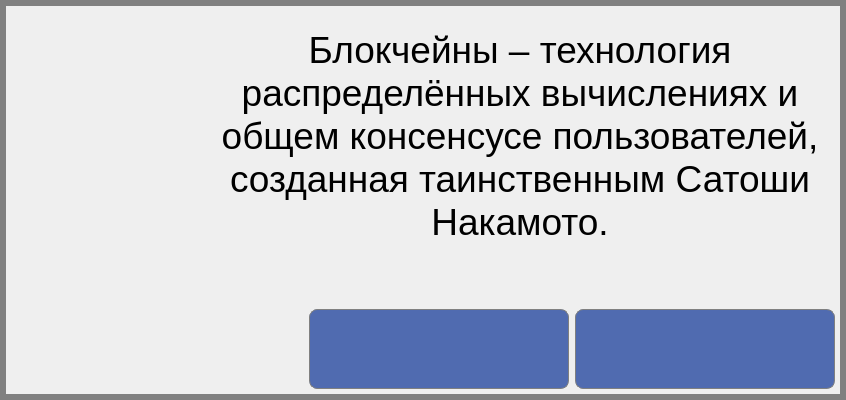
First picture: the form in src/plugins/NativeWidgets/ServiceMenu/src/GUI/MessageBox/MessageWindow.ui, repository Ilkhom-S/e-kiosk, before the edit.
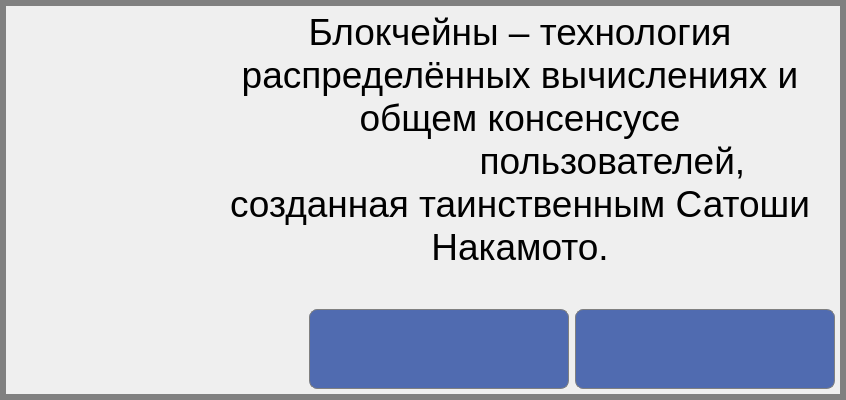
Second picture: the form after the edit. Icons and pictures are not drawn.

Diff of the .ui file:
```diff
--- a/src/plugins/NativeWidgets/ServiceMenu/src/GUI/MessageBox/MessageWindow.ui
+++ b/src/plugins/NativeWidgets/ServiceMenu/src/GUI/MessageBox/MessageWindow.ui
@@ -179,7 +179,8 @@
         </font>
        </property>
        <property name="text">
-        <string>Блокчейны – технология распределённых вычислениях и общем консенсусе пользователей, созданная таинственным Сатоши Накамото.</string>
+                <string>Блокчейны – технология распределённых вычислениях и общем консенсусе
+                  пользователей, созданная таинственным Сатоши Накамото.</string>
        </property>
        <property name="alignment">
         <set>Qt::AlignCenter</set>
@@ -193,7 +194,7 @@
    </item>
   </layout>
  </widget>
- <layoutdefault spacing="6" margin="11"/>
+  <layoutdefault spacing="6" margin="11" />
  <resources>
   <include location="../Resources/Resources.qrc"/>
  </resources>
```
Left out of the diff: 76 changed lines with no effect on the pictures. Lines whose indentation alone changed are shown as unchanged.
